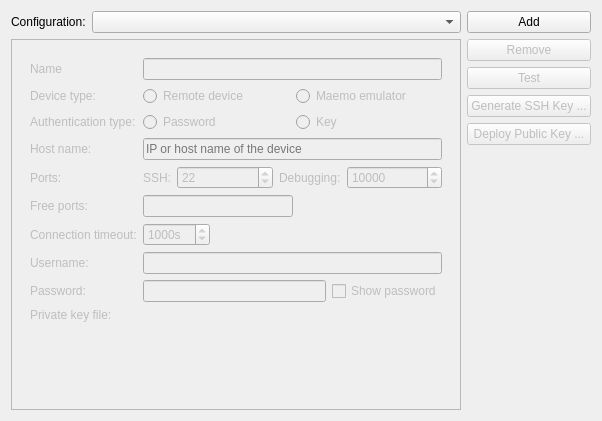
First picture: the form in src/plugins/qt4projectmanager/qt-maemo/maemosettingswidget.ui, repository qt-creator/qt-creator, before the edit.
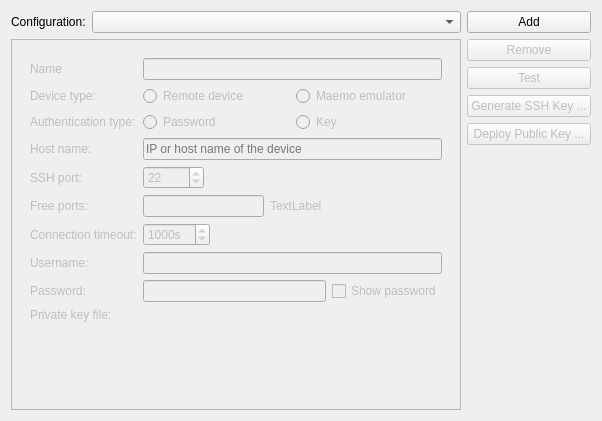
Second picture: the form after the edit. Custom widgets are drawn as their Qt base class.

Commit message:
Maemo: Device configurations now have a list of free ports.
The device configuration widget is now the only place the user
ever has to specify ports.

Patch:
```diff
--- a/src/plugins/qt4projectmanager/qt-maemo/maemosettingswidget.ui
+++ b/src/plugins/qt4projectmanager/qt-maemo/maemosettingswidget.ui
@@ -64,6 +64,9 @@
            </sizepolicy>
           </property>
           <layout class="QFormLayout" name="formLayout_2">
+           <property name="fieldGrowthPolicy">
+            <enum>QFormLayout::AllNonFixedFieldsGrow</enum>
+           </property>
            <item row="0" column="0">
             <widget class="QLabel" name="deviceNameLabel">
              <property name="text">
@@ -149,27 +152,14 @@
             </widget>
            </item>
            <item row="4" column="0">
-            <widget class="QLabel" name="portsLabel">
+            <widget class="QLabel" name="sshPortLabel">
              <property name="text">
-              <string>Ports:</string>
+              <string>SSH port:</string>
              </property>
             </widget>
            </item>
            <item row="4" column="1">
             <layout class="QHBoxLayout" name="horizontalLayout_4">
-             <item>
-              <widget class="QLabel" name="sshPortLabel">
-               <property name="sizePolicy">
-                <sizepolicy hsizetype="Maximum" vsizetype="Preferred">
-                 <horstretch>0</horstretch>
-                 <verstretch>0</verstretch>
-                </sizepolicy>
-               </property>
-               <property name="text">
-                <string>SSH:</string>
-               </property>
-              </widget>
-             </item>
              <item>
               <widget class="QSpinBox" name="sshPortSpinBox">
                <property name="minimum">
@@ -184,27 +174,17 @@
               </widget>
              </item>
              <item>
-              <widget class="QLabel" name="debuggingPortLabel">
-               <property name="sizePolicy">
-                <sizepolicy hsizetype="Maximum" vsizetype="Preferred">
-                 <horstretch>0</horstretch>
-                 <verstretch>0</verstretch>
-                </sizepolicy>
+              <spacer name="horizontalSpacer_3">
+               <property name="orientation">
+                <enum>Qt::Horizontal</enum>
                </property>
-               <property name="text">
-                <string>Debugging:</string>
+               <property name="sizeHint" stdset="0">
+                <size>
+                 <width>40</width>
+                 <height>20</height>
+                </size>
                </property>
-              </widget>
-             </item>
-             <item>
-              <widget class="QSpinBox" name="gdbServerPortSpinBox">
-               <property name="maximum">
-                <number>65535</number>
-               </property>
-               <property name="value">
-                <number>10000</number>
-               </property>
-              </widget>
+              </spacer>
              </item>
             </layout>
            </item>
@@ -224,6 +204,13 @@
                </property>
               </widget>
              </item>
+             <item>
+              <widget class="QLabel" name="portsWarningLabel">
+               <property name="text">
+                <string>TextLabel</string>
+               </property>
+              </widget>
+             </item>
              <item>
               <spacer name="horizontalSpacer_2">
                <property name="orientation">
```
Left out of the diff: 36 changed lines with no effect on the pictures. The commit also changes 29 other files.
